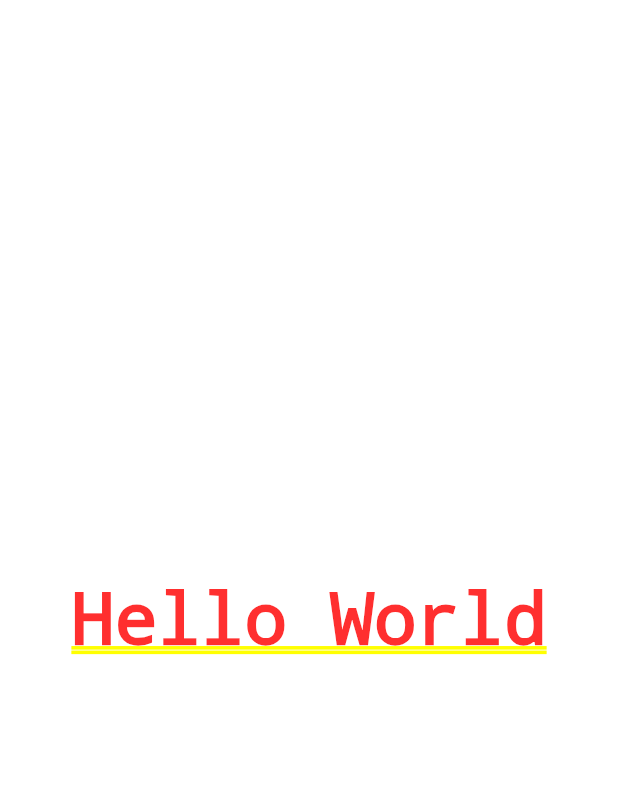
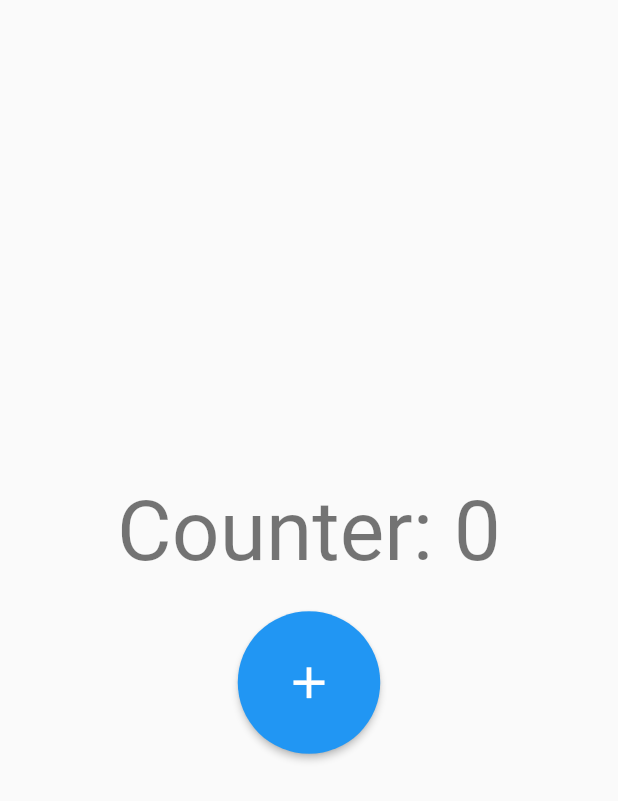
Before and after one commit to xenxi/flutter-web-routes, a Flutter app: the screen it shows after launch, on a phone screen of 412 x 824 dp. Shown: the top 801 px of the screen. Run offline on Flutter 3.47's test engine with Material 2 defaults, Android fonts, the phone set to English and light mode, and no system bars.

Commit message:
:lipstick: add increment btn

```diff
--- a/lib/presentation/pages/counter_page.dart
+++ b/lib/presentation/pages/counter_page.dart
@@ -3,11 +3,33 @@ import 'package:flutter/material.dart';
 class CounterPage extends StatelessWidget {
   static String route = 'counter';
   const CounterPage({Key? key}) : super(key: key);
-
+  final numOfClicks = 0;
   @override
   Widget build(BuildContext context) {
-    return const Center(
-      child: Text('Hello World'),
+    return Scaffold(
+      body: Column(
+        mainAxisAlignment: MainAxisAlignment.center,
+        children: [
+          Center(
+            child: Text(
+              'Counter: $numOfClicks',
+              style: Theme.of(context).textTheme.headline2,
+            ),
+          ),
+          const SizedBox(
+            height: 20,
+          ),
+          ElevatedButton(
+            style: ElevatedButton.styleFrom(
+                shape: const CircleBorder(), padding: const EdgeInsets.all(30)),
+            child: const Icon(
+              Icons.add,
+              size: 35,
+            ),
+            onPressed: () {},
+          )
+        ],
+      ),
     );
   }
 }
```
